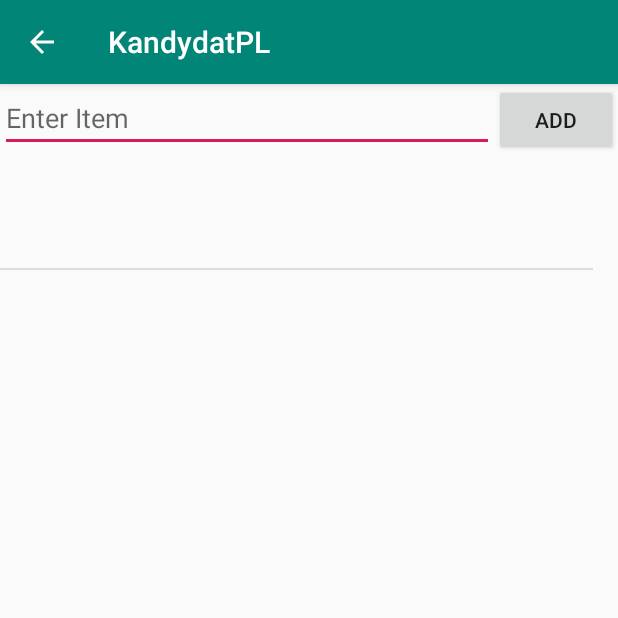
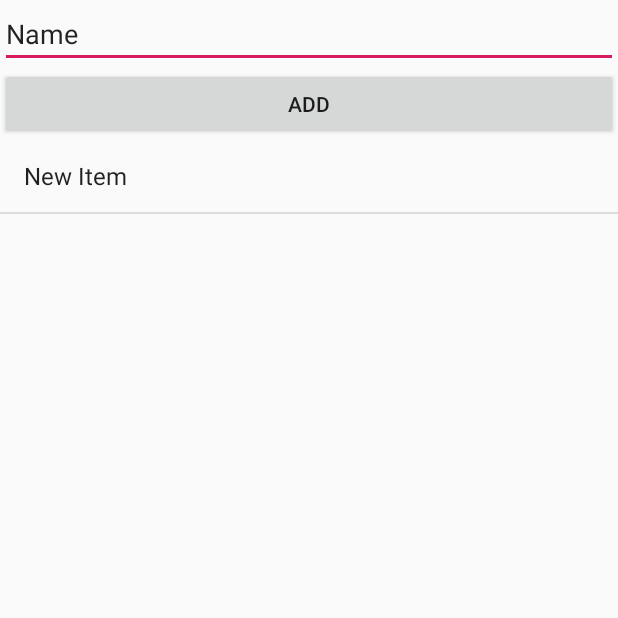
Before and after one commit to pkazmierski/mobile-2019, an Android app: the TaskListActivity screen opened directly, with no data from a screen before it, after a tap on "ADD", on a phone screen of 412 x 824 dp, the top half of it. Run offline under Robolectric (Android 15) with nearby library versions, the phone set to English and light mode, and no system bars.

Commit message:
Fixed todo list.

```diff
--- a/app/src/main/java/com/example/kandydatpl/TaskListActivity.java
+++ b/app/src/main/java/com/example/kandydatpl/TaskListActivity.java
@@ -1,63 +1,46 @@
 package com.example.kandydatpl;
 
-import android.content.Intent;
-import android.support.v7.app.AppCompatActivity;
+import android.app.ListActivity;
 import android.os.Bundle;
 import android.view.View;
-import android.widget.AdapterView;
 import android.widget.ArrayAdapter;
 import android.widget.Button;
-import android.widget.EditText;
-import android.widget.ListView;
 import android.widget.Toast;
 
-import java.io.File;
 import java.util.ArrayList;
 
-public class TaskListActivity extends AppCompatActivity implements View.OnClickListener, AdapterView.OnItemClickListener {
+public class TaskListActivity extends ListActivity {
 
-    private EditText itemET;
-    private Button btn;
-    private ListView itemsList;
-    private ArrayList<String> items;
-    private ArrayAdapter<String> adapter;
+    private Button addBtn;
+
+    //LIST OF ARRAY STRINGS WHICH WILL SERVE AS LIST ITEMS
+    ArrayList<String> listItems = new ArrayList<>();
+
+    //DEFINING A STRING ADAPTER WHICH WILL HANDLE THE DATA OF THE LISTVIEW
+    ArrayAdapter<String> adapter;
 
     @Override
     protected void onCreate(Bundle savedInstanceState) {
         super.onCreate(savedInstanceState);
         setContentView(R.layout.activity_task_list);
 
-        itemET = findViewById(R.id.item_edit_text);
-        btn = findViewById(R.id.add_btn);
-        itemsList = findViewById(R.id.items_list);
+        adapter = new ArrayAdapter<>(this,
+                android.R.layout.simple_list_item_1,
+                listItems);
+        setListAdapter(adapter);
 
-        items = FileHelper.readData(this);
-
-        adapter = new ArrayAdapter<String>(this, android.R.layout.simple_list_item_1, items);
-        itemsList.setAdapter(adapter);
-
-        btn.setOnClickListener(this);
-        itemsList.setOnItemClickListener(this);
+        addBtn = findViewById(R.id.addBtn);
+        addBtn.setOnClickListener(new View.OnClickListener() {
+            @Override
+            public void onClick(View view) {
+                Toast.makeText(getApplicationContext(),"Hello",Toast.LENGTH_SHORT).show();
+                addItems(view);
+            }
+        });
     }
 
-    @Override
-    public void onClick(View v) {
-        switch (v.getId()){
-            case R.id.add_btn:
-                String itemEntered = itemET.getText().toString();
-                adapter.add(itemEntered);
-                itemET.setText("");
-                FileHelper.writeData(items, this);
-                Toast.makeText(this, "Item Added!", Toast.LENGTH_SHORT).show();
-                break;
-        }
-    }
-
-    @Override
-    public void onItemClick(AdapterView<?> parent, View view, int position, long id) {
-        items.remove(position);
-        adapter.notifyDataSetChanged();
-        FileHelper.writeData(items, this);
-        Toast.makeText(this, "Delete", Toast.LENGTH_SHORT).show();
+    //METHOD WHICH WILL HANDLE DYNAMIC INSERTION
+    public void addItems(View v) {
+        adapter.add("New Item");
     }
 }
--- a/app/src/main/res/layout/activity_task_list.xml
+++ b/app/src/main/res/layout/activity_task_list.xml
@@ -1,43 +1,24 @@
 <?xml version="1.0" encoding="utf-8"?>
-<android.support.constraint.ConstraintLayout xmlns:android="http://schemas.android.com/apk/res/android"
-    xmlns:app="http://schemas.android.com/apk/res-auto"
-    xmlns:tools="http://schemas.android.com/tools"
-    android:layout_width="match_parent"
-    android:layout_height="match_parent"
-    android:orientation="vertical"
-    tools:context=".TaskListActivity">
+<LinearLayout xmlns:android="http://schemas.android.com/apk/res/android"
+    android:orientation="vertical" android:layout_width="match_parent"
+    android:layout_height="match_parent">
 
-    <LinearLayout
-        android:id="@+id/linearLayout"
+    <EditText
+        android:id="@+id/editText"
         android:layout_width="match_parent"
         android:layout_height="wrap_content"
-        android:orientation="horizontal">
+        android:ems="10"
+        android:inputType="textPersonName"
+        android:text="Name" />
 
-        <EditText
-            android:id="@+id/item_edit_text"
-            android:layout_width="0dp"
-            android:layout_height="wrap_content"
-            android:layout_weight="4"
-            android:hint="Enter Item" />
-
-        <Button
-            android:id="@+id/add_btn"
-            android:layout_width="0dp"
-            android:layout_height="wrap_content"
-            android:layout_weight="1"
-            android:onClick="onClick"
-            android:text="Add" />
-
-    </LinearLayout>
+    <Button
+        android:id="@+id/addBtn"
+        android:layout_width="match_parent"
+        android:layout_height="wrap_content"
+        android:text="Add" />
 
     <ListView
-        android:id="@+id/items_list"
-        android:layout_width="395dp"
-        android:layout_height="667dp"
-        android:layout_marginTop="8dp"
-        android:layout_marginBottom="8dp"
-        app:layout_constraintBottom_toBottomOf="parent"
-        app:layout_constraintTop_toBottomOf="@+id/linearLayout"
-        tools:layout_editor_absoluteX="8dp" />
-
-</android.support.constraint.ConstraintLayout>
+        android:id="@android:id/list"
+        android:layout_width="match_parent"
+        android:layout_height="match_parent" />
+</LinearLayout>
--- a/build.gradle
+++ b/build.gradle
@@ -7,7 +7,7 @@ buildscript {
 
     }
     dependencies {
-        classpath 'com.android.tools.build:gradle:3.4.1'
+        classpath 'com.android.tools.build:gradle:3.5.1'
 
         // NOTE: Do not place your application dependencies here; they belong
         // in the individual module build.gradle files
```
Also changed, not shown: gradle/wrapper/gradle-wrapper.properties.
